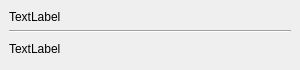
Before: the Qt Designer form textpreviewform.ui in tsukishima1321/Closet, drawn with Qt 5.
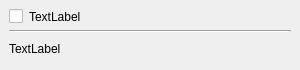
After: the same form once the commit is applied.

Diff of the .ui file:
```diff
--- a/textpreviewform.ui
+++ b/textpreviewform.ui
@@ -39,6 +39,15 @@
     <number>9</number>
    </property>
    <item>
+    <layout class="QHBoxLayout" name="horizontalLayout">
+     <item>
+      <widget class="QCheckBox" name="checkBox">
+       <property name="text">
+        <string/>
+       </property>
+      </widget>
+     </item>
+     <item>
     <widget class="QLabel" name="labelDate">
      <property name="sizePolicy">
       <sizepolicy hsizetype="Minimum" vsizetype="Fixed">
@@ -59,6 +68,8 @@
       <string>TextLabel</string>
      </property>
     </widget>
+     </item>
+    </layout>
    </item>
    <item>
     <widget class="Line" name="line">
```
Lines whose indentation alone changed are shown as unchanged.
